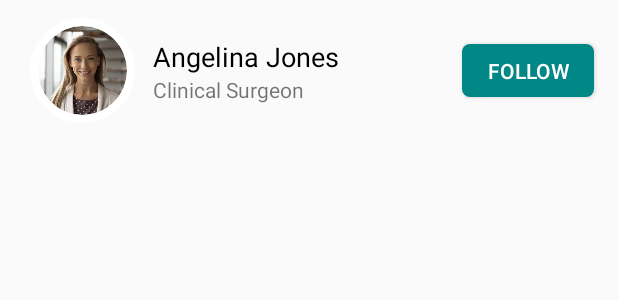
After one commit to NajeebUllah161/Community_Blog, an Android app: the layout user_sample.xml on its own in the app's theme, with its tools: preview values and no code run, on a phone screen of 412 x 824 dp. The commit adds this screen. Shown: the top 300 px of the screen. Run offline under Robolectric (Android 15) with nearby library versions, the phone set to English and light mode, and no system bars; Roboto replaces fonts that are not available here.

Commit message:
day finish checkpoint 2/9/2022

```diff
--- a/app/src/main/java/com/example/communityfeedapp/activities/SignupActivity.java
+++ b/app/src/main/java/com/example/communityfeedapp/activities/SignupActivity.java
@@ -8,7 +8,7 @@ import androidx.appcompat.app.AppCompatActivity;
 
 import com.example.communityfeedapp.MainActivity;
 import com.example.communityfeedapp.databinding.ActivitySignupBinding;
-import com.example.communityfeedapp.models.CreateUser;
+import com.example.communityfeedapp.models.User;
 import com.google.firebase.auth.FirebaseAuth;
 import com.google.firebase.database.FirebaseDatabase;
 
@@ -40,7 +40,7 @@ public class SignupActivity extends AppCompatActivity {
                 .addOnCompleteListener(task -> {
                     Log.d("SignupActivity", "OnCompleteSignUp");
                 }).addOnSuccessListener(authResult -> {
-            CreateUser user = new CreateUser(
+            User user = new User(
                     binding.nameET.getText().toString(),
                     binding.professionET.getText().toString(),
                     binding.emailET.getText().toString(),
--- /dev/null
+++ b/app/src/main/res/drawable/follow_btn_bg.xml
@@ -0,0 +1,5 @@
+<?xml version="1.0" encoding="utf-8"?>
+<shape xmlns:android="http://schemas.android.com/apk/res/android">
+    <solid android:color="@color/teal_700"/>
+    <corners android:radius="5dp"/>
+</shape>
--- /dev/null
+++ b/app/src/main/res/layout/user_sample.xml
@@ -0,0 +1,57 @@
+<?xml version="1.0" encoding="utf-8"?>
+<androidx.constraintlayout.widget.ConstraintLayout xmlns:android="http://schemas.android.com/apk/res/android"
+    xmlns:diagonal="http://schemas.android.com/apk/res-auto"
+    xmlns:tools="http://schemas.android.com/tools"
+    android:layout_width="match_parent"
+    android:layout_height="match_parent">
+
+    <de.hdodenhof.circleimageview.CircleImageView
+        android:id="@+id/profileImgUserSample"
+        android:layout_width="@dimen/_60sdp"
+        android:layout_height="@dimen/_60sdp"
+        android:layout_marginStart="16dp"
+        android:layout_marginTop="8dp"
+        android:padding="4dp"
+        android:src="@drawable/profile"
+        diagonal:civ_border_color="@color/white"
+        diagonal:civ_border_width="5dp"
+        diagonal:layout_constraintStart_toStartOf="parent"
+        diagonal:layout_constraintTop_toTopOf="parent" />
+
+    <TextView
+        android:id="@+id/nameUserSample"
+        android:layout_width="wrap_content"
+        android:layout_height="wrap_content"
+        android:layout_marginStart="8dp"
+        android:text="Angelina Jones"
+        android:textColor="@color/black"
+        android:textSize="@dimen/_14sdp"
+        diagonal:layout_constraintBottom_toTopOf="@+id/professionUserSample"
+        diagonal:layout_constraintStart_toEndOf="@+id/profileImgUserSample"
+        diagonal:layout_constraintTop_toTopOf="@+id/profileImgUserSample"
+        diagonal:layout_constraintVertical_chainStyle="packed" />
+
+    <TextView
+        android:id="@+id/professionUserSample"
+        android:layout_width="wrap_content"
+        android:layout_height="wrap_content"
+        android:text="Clinical Surgeon"
+        diagonal:layout_constraintBottom_toBottomOf="@+id/profileImgUserSample"
+        diagonal:layout_constraintStart_toStartOf="@+id/nameUserSample"
+        diagonal:layout_constraintTop_toBottomOf="@+id/nameUserSample" />
+
+    <androidx.appcompat.widget.AppCompatButton
+        android:id="@+id/followBtn"
+        android:layout_width="wrap_content"
+        android:layout_height="35dp"
+        android:paddingHorizontal="10dp"
+        android:layout_marginEnd="16dp"
+        android:background="@drawable/follow_btn_bg"
+        android:text="Follow"
+        android:textColor="@color/white"
+        diagonal:layout_constraintBottom_toBottomOf="@+id/profileImgUserSample"
+        diagonal:layout_constraintEnd_toEndOf="parent"
+        diagonal:layout_constraintTop_toTopOf="@+id/profileImgUserSample" />
+
+
+</androidx.constraintlayout.widget.ConstraintLayout>
```
Also changed, not shown: app/src/main/java/com/example/communityfeedapp/adapters/UserAdapter.java (added, +64 -0 lines), app/src/main/java/com/example/communityfeedapp/fragments/ProfileFragment.java (+45 -7 lines), app/src/main/java/com/example/communityfeedapp/fragments/SearchFragment.java (+40 -2 lines), app/src/main/java/com/example/communityfeedapp/models/User.java (renamed from app/src/main/java/com/example/communityfeedapp/models/CreateUser.java, +19 -11 lines), app/src/main/res/layout/fragment_profile.xml (+15 -15 lines), app/src/main/res/layout/fragment_search.xml (+9 -8 lines).
